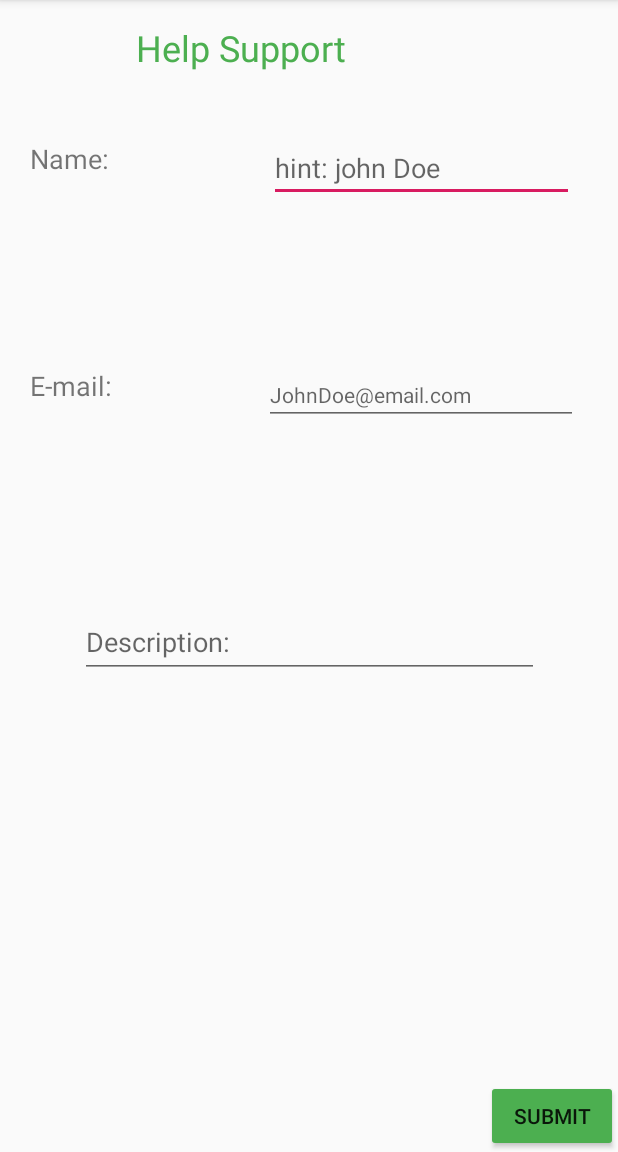
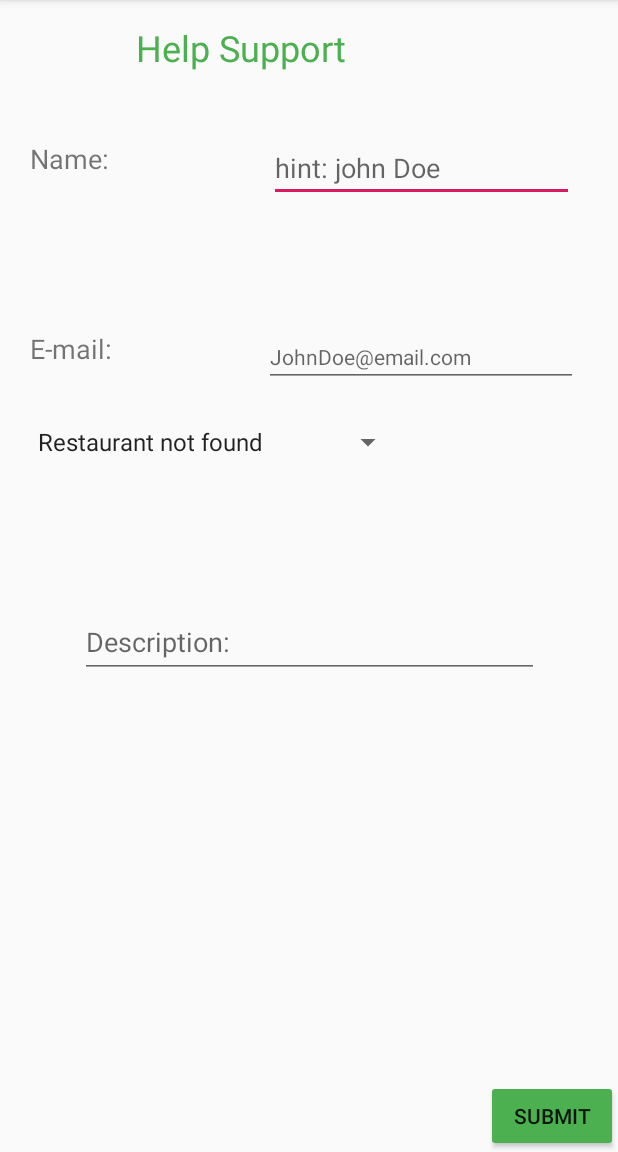
Before and after one commit to gevo222/ARFoodView, an Android app: the helpActivity screen opened directly, with no data from a screen before it, on a phone screen of 412 x 824 dp, the part 84-1236 px from its top. Run offline under Robolectric (Android 15) with nearby library versions, the light colour scheme and no system bars.

Commit message:
Merge remote-tracking branch 'origin/master'
# Conflicts:
#	app/src/main/AndroidManifest.xml
#	app/src/main/java/com/example/arfoodview/MainActivity.java
#	build.gradle

```diff
--- a/app/src/main/java/com/example/arfoodview/SettingsActivity.java
+++ b/app/src/main/java/com/example/arfoodview/SettingsActivity.java
@@ -1,10 +1,8 @@
 package com.example.arfoodview;
 
 import androidx.appcompat.app.AppCompatActivity;
-import androidx.appcompat.widget.SwitchCompat;
 
 import android.content.Intent;
-import android.graphics.Color;
 import android.os.Bundle;
 
 import android.content.SharedPreferences;
@@ -12,7 +10,6 @@ import android.content.SharedPreferences;
 import android.view.View;
 import android.widget.Button;
 import android.widget.Switch;
-import android.widget.TextView;
 
 
 public class SettingsActivity extends AppCompatActivity {
@@ -32,7 +29,7 @@ public class SettingsActivity extends AppCompatActivity {
         preferences = getSharedPreferences("PREFS", 0);
         switchState1 = preferences.getBoolean("switch1", false);
 
-        switch1 = findViewById(R.id.switch1);
+        switch1 = findViewById(R.id.AllegiesSwitch);
         edit = findViewById(R.id.b_edit);
         switch1.setChecked(switchState1);
 
--- a/app/src/main/java/com/example/arfoodview/helpActivity.java
+++ b/app/src/main/java/com/example/arfoodview/helpActivity.java
@@ -3,12 +3,34 @@ package com.example.arfoodview;
 import androidx.appcompat.app.AppCompatActivity;
 
 import android.os.Bundle;
+import android.view.View;
+import android.widget.AdapterView;
+import android.widget.ArrayAdapter;
+import android.widget.Spinner;
+import android.widget.Toast;
 
-public class helpActivity extends AppCompatActivity {
+public class helpActivity extends AppCompatActivity implements AdapterView.OnItemSelectedListener {
 
     @Override
     protected void onCreate(Bundle savedInstanceState) {
         super.onCreate(savedInstanceState);
         setContentView(R.layout.activity_help);
+
+        Spinner spinner = findViewById(R.id.spinner1);
+        ArrayAdapter<CharSequence> adapter = ArrayAdapter.createFromResource(this,R.array.options,android.R.layout.simple_spinner_item);
+        adapter.setDropDownViewResource(android.R.layout.simple_spinner_dropdown_item);
+        spinner.setAdapter(adapter);
+        spinner.setOnItemSelectedListener(this);
+    }
+
+    @Override
+    public void onItemSelected(AdapterView<?> parent, View view, int position, long id) {
+        String text = parent.getItemAtPosition(position).toString();
+       // Toast.makeText(parent.getContext(),text, Toast.LENGTH_SHORT).show();
+    }
+
+    @Override
+    public void onNothingSelected(AdapterView<?> parent) {
+
     }
 }
--- a/app/src/main/res/layout/activity_help.xml
+++ b/app/src/main/res/layout/activity_help.xml
@@ -62,6 +62,7 @@
         android:id="@+id/editText2"
         android:layout_width="209dp"
         android:layout_height="35dp"
+        android:layout_marginBottom="50dp"
         android:ems="10"
         android:hint="JohnDoe@email.com"
         android:inputType="textEmailAddress"
@@ -71,11 +72,26 @@
         app:layout_constraintStart_toEndOf="@+id/textView3"
         app:layout_constraintTop_toBottomOf="@+id/nameInput4" />
 
+    //spinner
+
+    <Spinner
+        android:id="@+id/spinner1"
+        android:layout_width="wrap_content"
+        android:layout_height="wrap_content"
+        android:layout_marginTop="100dp"
+        android:layout_marginEnd="125dp"
+        app:layout_constraintBottom_toTopOf="@+id/textInputLayout2"
+        app:layout_constraintEnd_toEndOf="parent"
+        app:layout_constraintStart_toStartOf="parent"
+        app:layout_constraintTop_toBottomOf="@+id/HelpSupportText" />
+
+
     <TextView
         android:id="@+id/textView3"
         android:layout_width="129dp"
         android:layout_height="38dp"
         android:layout_marginStart="20dp"
+        android:layout_marginBottom="50dp"
         android:text="E-mail:"
         android:textSize="18sp"
         app:layout_constraintBottom_toTopOf="@+id/textInputLayout2"
@@ -98,4 +114,5 @@
             android:layout_height="wrap_content"
             android:hint="Description:" />
     </com.google.android.material.textfield.TextInputLayout>
+
 </androidx.constraintlayout.widget.ConstraintLayout>
--- a/app/src/main/res/layout/activity_settings.xml
+++ b/app/src/main/res/layout/activity_settings.xml
@@ -7,7 +7,7 @@
     tools:context=".SettingsActivity">
 
     <Switch
-        android:id="@+id/switch1"
+        android:id="@+id/AllegiesSwitch"
         android:layout_width="234dp"
         android:layout_height="65dp"
         android:layout_marginStart="8dp"
@@ -29,7 +29,7 @@
         android:text="edit"
         app:layout_constraintBottom_toBottomOf="parent"
         app:layout_constraintEnd_toEndOf="parent"
-        app:layout_constraintStart_toEndOf="@+id/switch1"
+        app:layout_constraintStart_toEndOf="@+id/AllegiesSwitch"
         app:layout_constraintTop_toTopOf="parent" />
 
 </androidx.constraintlayout.widget.ConstraintLayout>
--- a/app/src/main/res/values/strings.xml
+++ b/app/src/main/res/values/strings.xml
@@ -1,3 +1,12 @@
 <resources>
     <string name="app_name">AR Food View</string>
+    <string-array name="options">
+        <item>Restaurant not found</item>
+        <item>AR did not work</item>
+        <item>app crashed</item>
+        <item>Food not found</item>
+        <item>Add restaurant suggestion</item>
+        <item>General support</item>
+        <item>Add more options</item>
+    </string-array>
 </resources>
```
